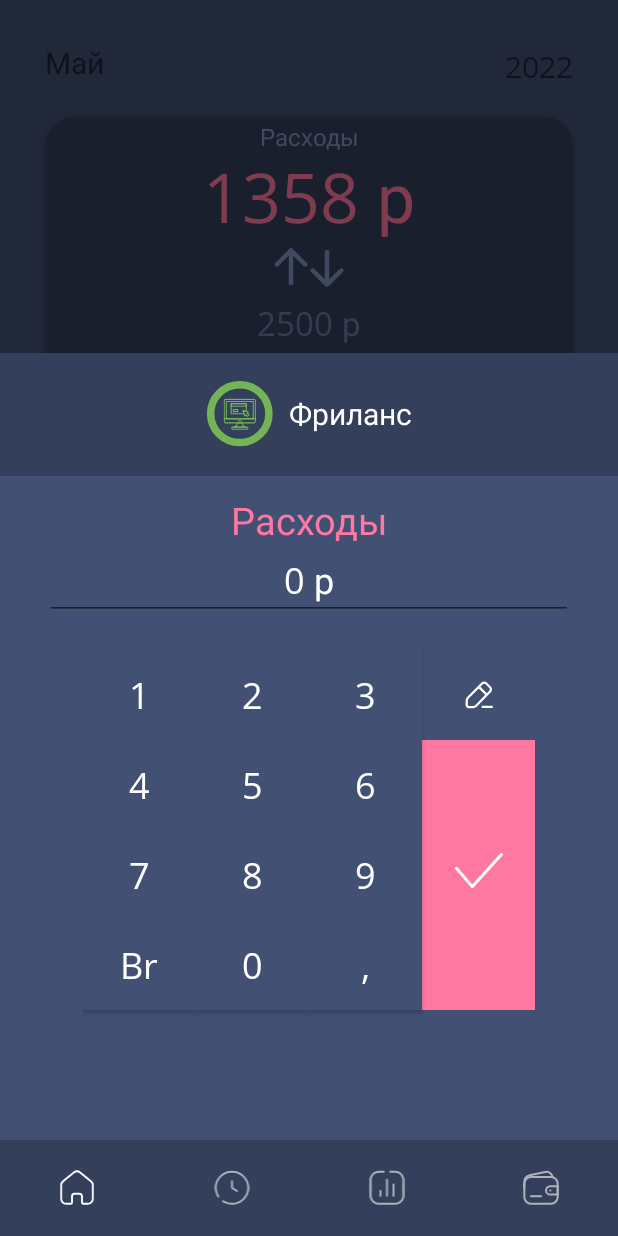
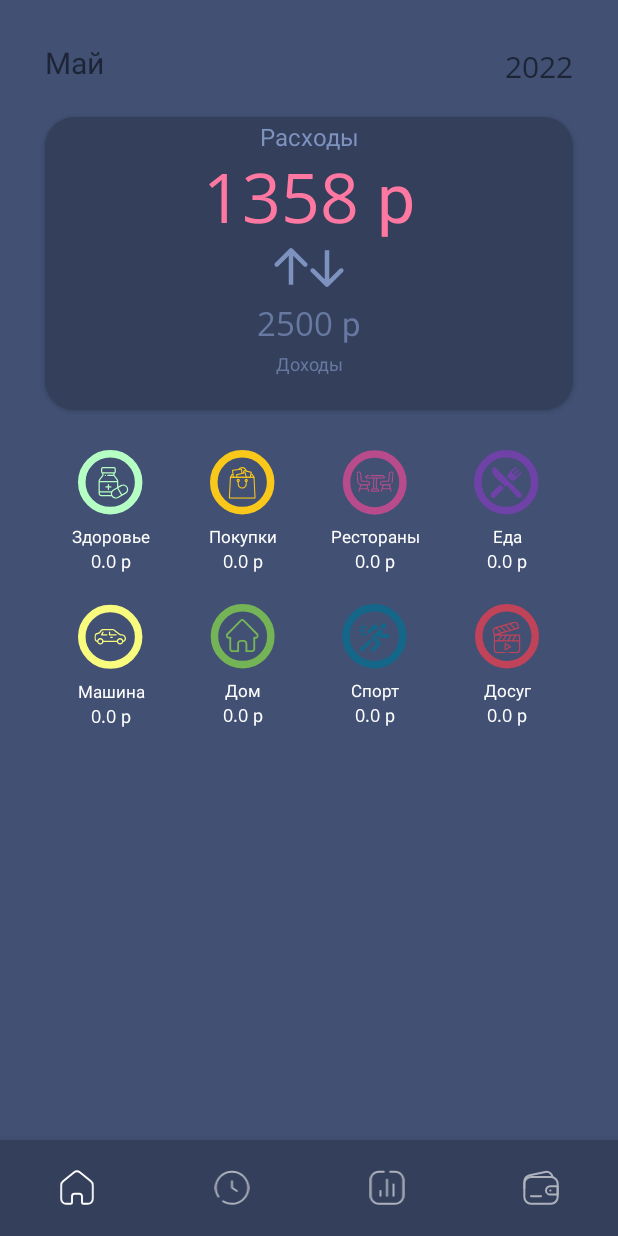
Before and after one commit to denminkevich/MyMoneyAndroid, an Android app: the screen it shows after launch (MainActivity), on a phone screen of 412 x 824 dp. Run offline under Robolectric (Android 15) with nearby library versions, the phone set to English and light mode, and no system bars; our stand-ins replace navigation-ui.

```diff
--- a/app/src/main/res/layout/fragment_home.xml
+++ b/app/src/main/res/layout/fragment_home.xml
@@ -129,7 +129,7 @@
         android:layout_width="match_parent"
         android:layout_height="match_parent"
         android:elevation="10px"
-        android:visibility="visible"
+        android:visibility="gone"
         android:orientation="vertical"
         android:weightSum="7"
         >
```
Also changed, not shown: app/src/main/java/com/example/mymoney/ui/home/HomeFragment.java (+7 -3 lines).
